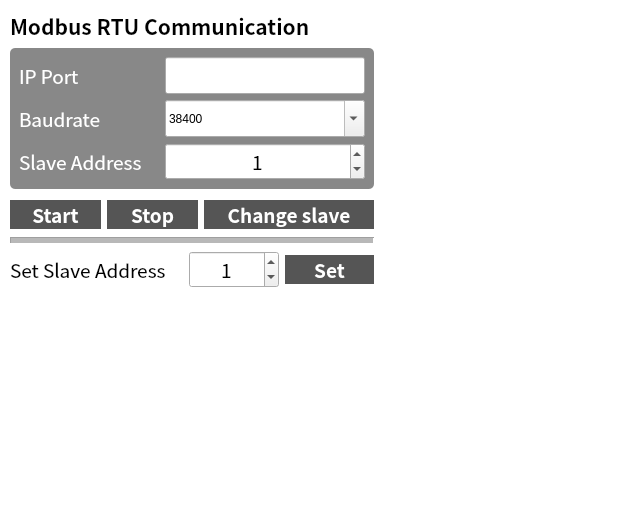
PlanA2G/datc_user_interface, file ui/modbus_form.ui: the form before one commit.
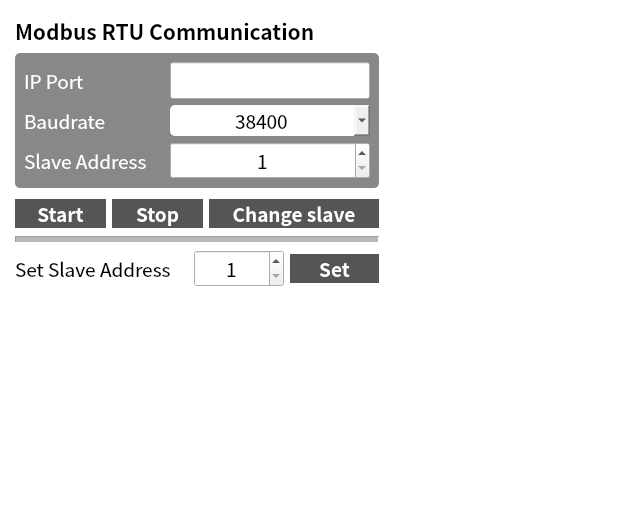
The form after the commit.

Commit message: update: modbus error status

Patch:
```diff
--- a/ui/modbus_form.ui
+++ b/ui/modbus_form.ui
@@ -18,6 +18,11 @@
 	background-color:#FFFFFF;
 }
 
+#comboBox_baudrate {
+	padding-left: 65px;
+	border-radius:5px;
+}
+
 #line{
 	color:#555555;
 }
@@ -39,10 +44,6 @@
 	color:#FFFFFF;
 }
 
-#comboBox_baudrate{
-	text-align:center;
-}
-
 #pushButton_modbus_start{
 	background-color:#555555;
 	color:#FFFFFF;
@@ -75,10 +76,10 @@
   </property>
   <layout class="QGridLayout" name="gridLayout">
    <property name="leftMargin">
-    <number>10</number>
+    <number>15</number>
    </property>
    <property name="topMargin">
-    <number>10</number>
+    <number>15</number>
    </property>
    <item row="0" column="0">
     <layout class="QVBoxLayout" name="verticalLayout">
@@ -176,7 +177,7 @@
            <string notr="true"/>
           </property>
           <property name="editable">
-           <bool>true</bool>
+           <bool>false</bool>
           </property>
           <property name="currentText">
            <string>38400</string>
@@ -237,6 +238,9 @@
           <property name="alignment">
            <set>Qt::AlignCenter</set>
           </property>
+          <property name="minimum">
+           <number>1</number>
+          </property>
           <property name="value">
            <number>1</number>
           </property>
@@ -985,6 +989,9 @@
          <property name="alignment">
           <set>Qt::AlignCenter</set>
          </property>
+         <property name="minimum">
+          <number>1</number>
+         </property>
          <property name="value">
           <number>1</number>
          </property>
```
Left out of the diff: 10 changed lines with no effect on the pictures. The commit also changes 9 other files.
